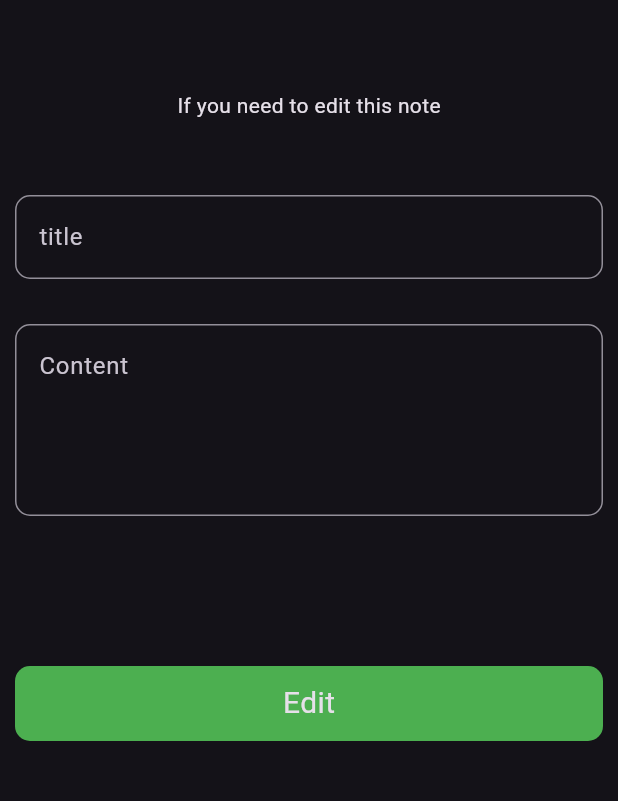
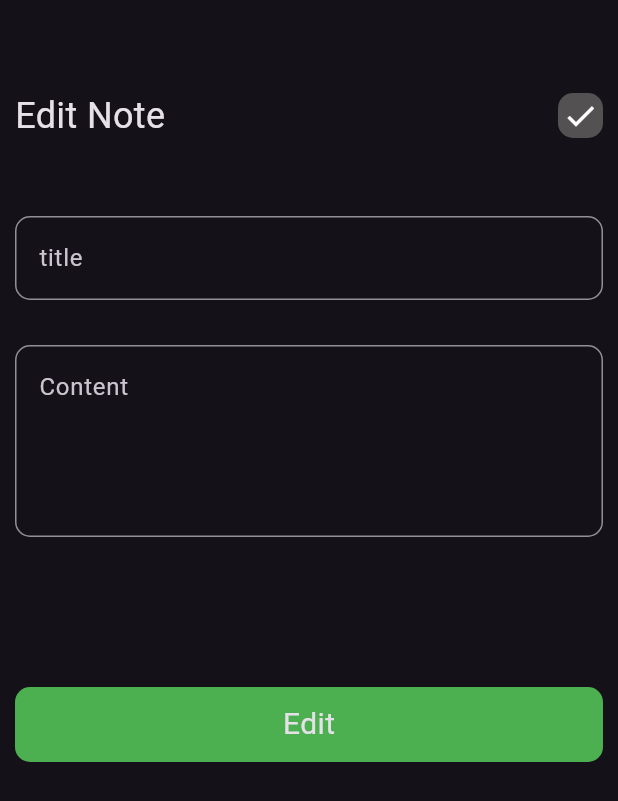
Before and after one commit to Desha933/notes_app, a Flutter app: the screen it shows after launch, after a tap on "Flutter Tips", on a phone screen of 412 x 824 dp. Shown: the top 801 px of the screen. Run offline on Flutter 3.47's test engine with Material 3 defaults, Android fonts, the phone set to English and light mode, and no system bars.

```diff
--- a/lib/views/editview.dart
+++ b/lib/views/editview.dart
@@ -1,5 +1,6 @@
 import 'package:flutter/material.dart';
 import 'package:notes_app/widgets/Bottom.dart';
+import 'package:notes_app/widgets/appbar.dart';
 import 'package:notes_app/widgets/textfield.dart';
 
 class EditView extends StatelessWidget {
@@ -14,7 +15,10 @@ class EditView extends StatelessWidget {
         child: Column(
           children: [
             SizedBox(height: 50),
-            Text('If you need to edit this note'),
+            CustomAppBar(
+              icon: Icon(Icons.check),
+              titlepage: 'Edit Note',
+            ),
             SizedBox(height: 50),
             CustomTextField(hint: 'title'),
             SizedBox(height: 30),
--- a/lib/views/notesview.dart
+++ b/lib/views/notesview.dart
@@ -15,7 +15,10 @@ class NotesView extends StatelessWidget {
           SizedBox(
             height: 30,
           ),
-          CustomAppBar(),
+          CustomAppBar(
+            icon: Icon(Icons.search),
+            titlepage: 'Notes',
+          ),
           CustomNotesListView(),
         ],
       ),
--- a/lib/widgets/appbar.dart
+++ b/lib/widgets/appbar.dart
@@ -1,15 +1,16 @@
 import 'package:flutter/material.dart';
 
 class CustomAppBar extends StatelessWidget {
-  const CustomAppBar({super.key});
-
+  const CustomAppBar({super.key, required this.icon, required this.titlepage});
+  final Icon icon;
+  final String titlepage;
   // This widget is the root of your application.
   @override
   Widget build(BuildContext context) {
     return Row(
       children: [
         Text(
-          'Notes',
+          '$titlepage',
           style: TextStyle(fontSize: 24),
         ),
         Spacer(),
@@ -19,7 +20,7 @@ class CustomAppBar extends StatelessWidget {
           decoration: BoxDecoration(
               color: const Color.fromARGB(255, 83, 81, 81),
               borderRadius: BorderRadius.circular(10)),
-          child: Icon(Icons.search),
+          child: icon,
         ),
       ],
     );
```
Also changed, not shown: lib/models/notemodel.dart (added, +12 -0 lines).
